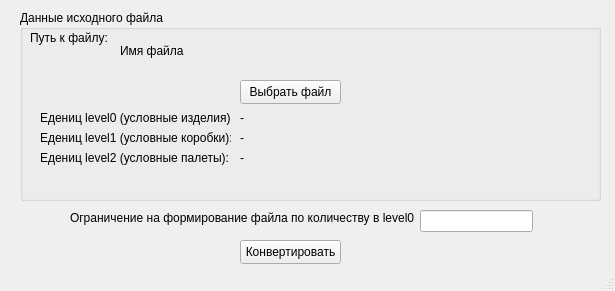
Before: the Qt Designer form design.ui in Zhmot666/JSON2XLSX, drawn with Qt 5.
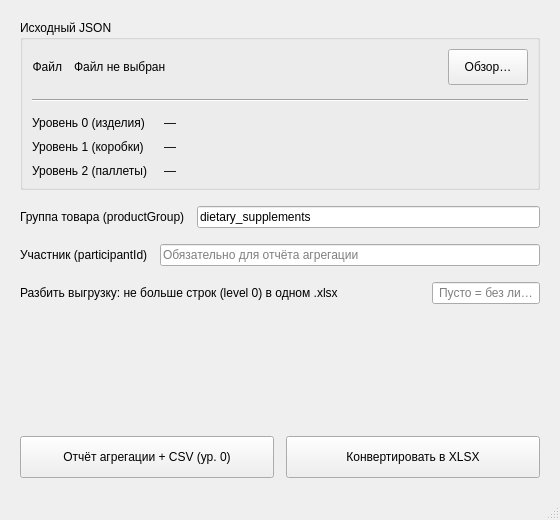
After: the same form once the commit is applied.

```diff
--- a/design.ui
+++ b/design.ui
@@ -6,180 +6,338 @@
    <rect>
     <x>0</x>
     <y>0</y>
-    <width>615</width>
-    <height>291</height>
+    <width>560</width>
+    <height>520</height>
    </rect>
   </property>
+  <property name="minimumSize">
+   <size>
+    <width>480</width>
+    <height>460</height>
+   </size>
+  </property>
   <property name="windowTitle">
    <string>JSON to XLSX v1.1</string>
   </property>
   <widget class="QWidget" name="centralwidget">
-   <widget class="QGroupBox" name="groupBox">
-    <property name="geometry">
-     <rect>
-      <x>20</x>
-      <y>10</y>
-      <width>581</width>
-      <height>191</height>
-     </rect>
+   <layout class="QVBoxLayout" name="verticalLayout_central">
+    <property name="spacing">
+     <number>16</number>
     </property>
-    <property name="title">
-     <string>Данные исходного файла</string>
+    <property name="leftMargin">
+     <number>20</number>
     </property>
-    <widget class="QPushButton" name="SelectFile">
-     <property name="geometry">
-      <rect>
-       <x>220</x>
-       <y>70</y>
-       <width>101</width>
-       <height>24</height>
-      </rect>
-     </property>
-     <property name="text">
-      <string>Выбрать файл</string>
-     </property>
-    </widget>
-    <widget class="QLabel" name="label">
-     <property name="geometry">
-      <rect>
-       <x>10</x>
-       <y>20</y>
-       <width>81</width>
-       <height>16</height>
-      </rect>
-     </property>
-     <property name="text">
-      <string>Путь к файлу:</string>
-     </property>
-    </widget>
-    <widget class="QLabel" name="SelectedFile">
-     <property name="geometry">
-      <rect>
-       <x>100</x>
-       <y>20</y>
-       <width>471</width>
-       <height>41</height>
-      </rect>
-     </property>
-     <property name="text">
-      <string>Имя файла</string>
-     </property>
-    </widget>
-    <widget class="QLabel" name="label_2">
-     <property name="geometry">
-      <rect>
-       <x>20</x>
-       <y>100</y>
-       <width>191</width>
-       <height>16</height>
-      </rect>
-     </property>
-     <property name="text">
-      <string>Едениц level0 (условные изделия):</string>
-     </property>
-    </widget>
-    <widget class="QLabel" name="label_3">
-     <property name="geometry">
-      <rect>
-       <x>20</x>
-       <y>120</y>
-       <width>191</width>
-       <height>16</height>
-      </rect>
-     </property>
-     <property name="text">
-      <string>Едениц level1 (условные коробки):</string>
-     </property>
-    </widget>
-    <widget class="QLabel" name="label_4">
-     <property name="geometry">
-      <rect>
-       <x>20</x>
-       <y>140</y>
-       <width>191</width>
-       <height>16</height>
-      </rect>
-     </property>
-     <property name="text">
-      <string>Едениц level2 (условные палеты):</string>
-     </property>
-    </widget>
-    <widget class="QLabel" name="items_lv_0">
-     <property name="geometry">
-      <rect>
-       <x>220</x>
-       <y>100</y>
-       <width>49</width>
-       <height>16</height>
-      </rect>
-     </property>
-     <property name="text">
-      <string>-</string>
-     </property>
-    </widget>
-    <widget class="QLabel" name="items_lv_1">
-     <property name="geometry">
-      <rect>
-       <x>220</x>
-       <y>120</y>
-       <width>49</width>
-       <height>16</height>
-      </rect>
-     </property>
-     <property name="text">
-      <string>-</string>
-     </property>
-    </widget>
-    <widget class="QLabel" name="items_lv_2">
-     <property name="geometry">
-      <rect>
-       <x>220</x>
-       <y>140</y>
-       <width>49</width>
-       <height>16</height>
-      </rect>
-     </property>
-     <property name="text">
-      <string>-</string>
-     </property>
-    </widget>
-   </widget>
-   <widget class="QPushButton" name="ConvertFile">
-    <property name="geometry">
-     <rect>
-      <x>240</x>
-      <y>240</y>
-      <width>101</width>
-      <height>24</height>
-     </rect>
+    <property name="topMargin">
+     <number>20</number>
     </property>
-    <property name="text">
-     <string>Конвертировать</string>
+    <property name="rightMargin">
+     <number>20</number>
     </property>
-   </widget>
-   <widget class="QLabel" name="label_5">
-    <property name="geometry">
-     <rect>
-      <x>70</x>
-      <y>210</y>
-      <width>351</width>
-      <height>16</height>
-     </rect>
+    <property name="bottomMargin">
+     <number>20</number>
     </property>
-    <property name="text">
-     <string>Ограничение на формирование файла по количеству в level0</string>
-    </property>
-   </widget>
-   <widget class="QLineEdit" name="max_items_lv0">
-    <property name="geometry">
-     <rect>
-      <x>420</x>
-      <y>210</y>
-      <width>113</width>
-      <height>22</height>
-     </rect>
-    </property>
-   </widget>
+    <item>
+     <widget class="QGroupBox" name="groupBox">
+      <property name="title">
+       <string>Исходный JSON</string>
+      </property>
+      <layout class="QVBoxLayout" name="verticalLayout_group">
+       <property name="spacing">
+        <number>14</number>
+       </property>
+       <item>
+        <layout class="QHBoxLayout" name="horizontalLayout_file">
+         <property name="spacing">
+          <number>12</number>
+         </property>
+         <item>
+          <widget class="QLabel" name="label">
+           <property name="text">
+            <string>Файл</string>
+           </property>
+           <property name="alignment">
+            <set>Qt::AlignmentFlag::AlignRight|Qt::AlignmentFlag::AlignVCenter</set>
+           </property>
+          </widget>
+         </item>
+         <item>
+          <widget class="QLabel" name="SelectedFile">
+           <property name="text">
+            <string>Файл не выбран</string>
+           </property>
+           <property name="wordWrap">
+            <bool>true</bool>
+           </property>
+           <property name="alignment">
+            <set>Qt::AlignmentFlag::AlignLeading|Qt::AlignmentFlag::AlignVCenter</set>
+           </property>
+           <property name="sizePolicy" stdset="0">
+            <sizepolicy hsizetype="Expanding" vsizetype="Preferred">
+             <horstretch>1</horstretch>
+             <verstretch>0</verstretch>
+            </sizepolicy>
+           </property>
+           <property name="minimumSize">
+            <size>
+             <width>120</width>
+             <height>0</height>
+            </size>
+           </property>
+          </widget>
+         </item>
+         <item>
+          <widget class="QPushButton" name="SelectFile">
+           <property name="minimumSize">
+            <size>
+             <width>0</width>
+             <height>36</height>
+            </size>
+           </property>
+           <property name="text">
+            <string>Обзор…</string>
+           </property>
+          </widget>
+         </item>
+        </layout>
+       </item>
+       <item>
+        <widget class="Line" name="line">
+         <property name="orientation">
+          <enum>Qt::Orientation::Horizontal</enum>
+         </property>
+        </widget>
+       </item>
+       <item>
+        <layout class="QFormLayout" name="formLayout_stats">
+         <property name="horizontalSpacing">
+          <number>16</number>
+         </property>
+         <property name="verticalSpacing">
+          <number>10</number>
+         </property>
+         <item row="0" column="0">
+          <widget class="QLabel" name="label_2">
+           <property name="text">
+            <string>Уровень 0 (изделия)</string>
+           </property>
+          </widget>
+         </item>
+         <item row="0" column="1">
+          <widget class="QLabel" name="items_lv_0">
+           <property name="text">
+            <string>—</string>
+           </property>
+          </widget>
+         </item>
+         <item row="1" column="0">
+          <widget class="QLabel" name="label_3">
+           <property name="text">
+            <string>Уровень 1 (коробки)</string>
+           </property>
+          </widget>
+         </item>
+         <item row="1" column="1">
+          <widget class="QLabel" name="items_lv_1">
+           <property name="text">
+            <string>—</string>
+           </property>
+          </widget>
+         </item>
+         <item row="2" column="0">
+          <widget class="QLabel" name="label_4">
+           <property name="text">
+            <string>Уровень 2 (паллеты)</string>
+           </property>
+          </widget>
+         </item>
+         <item row="2" column="1">
+          <widget class="QLabel" name="items_lv_2">
+           <property name="text">
+            <string>—</string>
+           </property>
+          </widget>
+         </item>
+        </layout>
+       </item>
+      </layout>
+     </widget>
+    </item>
+    <item>
+     <layout class="QHBoxLayout" name="horizontalLayout_product_group">
+      <property name="spacing">
+       <number>12</number>
+      </property>
+      <item>
+       <widget class="QLabel" name="label_product_group">
+        <property name="text">
+         <string>Группа товара (productGroup)</string>
+        </property>
+        <property name="sizePolicy" stdset="0">
+         <sizepolicy hsizetype="Minimum" vsizetype="Preferred">
+          <horstretch>0</horstretch>
+          <verstretch>0</verstretch>
+         </sizepolicy>
+        </property>
+       </widget>
+      </item>
+      <item>
+       <widget class="QLineEdit" name="productGroupInput">
+        <property name="minimumSize">
+         <size>
+          <width>160</width>
+          <height>0</height>
+         </size>
+        </property>
+        <property name="text">
+         <string>dietary_supplements</string>
+        </property>
+        <property name="placeholderText">
+         <string>dietary_supplements</string>
+        </property>
+        <property name="sizePolicy" stdset="0">
+         <sizepolicy hsizetype="Expanding" vsizetype="Fixed">
+          <horstretch>1</horstretch>
+          <verstretch>0</verstretch>
+         </sizepolicy>
+        </property>
+       </widget>
+      </item>
+     </layout>
+    </item>
+    <item>
+     <layout class="QHBoxLayout" name="horizontalLayout_participant">
+      <property name="spacing">
+       <number>12</number>
+      </property>
+      <item>
+       <widget class="QLabel" name="label_participant_id">
+        <property name="text">
+         <string>Участник (participantId)</string>
+        </property>
+        <property name="sizePolicy" stdset="0">
+         <sizepolicy hsizetype="Minimum" vsizetype="Preferred">
+          <horstretch>0</horstretch>
+          <verstretch>0</verstretch>
+         </sizepolicy>
+        </property>
+       </widget>
+      </item>
+      <item>
+       <widget class="QLineEdit" name="participantIdInput">
+        <property name="minimumSize">
+         <size>
+          <width>160</width>
+          <height>0</height>
+         </size>
+        </property>
+        <property name="placeholderText">
+         <string>Обязательно для отчёта агрегации</string>
+        </property>
+        <property name="sizePolicy" stdset="0">
+         <sizepolicy hsizetype="Expanding" vsizetype="Fixed">
+          <horstretch>1</horstretch>
+          <verstretch>0</verstretch>
+         </sizepolicy>
+        </property>
+       </widget>
+      </item>
+     </layout>
+    </item>
+    <item>
+     <layout class="QHBoxLayout" name="horizontalLayout_limit">
+      <property name="spacing">
+       <number>12</number>
+      </property>
+      <item>
+       <widget class="QLabel" name="label_5">
+        <property name="text">
+         <string>Разбить выгрузку: не больше строк (level 0) в одном .xlsx</string>
+        </property>
+        <property name="wordWrap">
+         <bool>true</bool>
+        </property>
+        <property name="sizePolicy" stdset="0">
+         <sizepolicy hsizetype="Expanding" vsizetype="Preferred">
+          <horstretch>1</horstretch>
+          <verstretch>0</verstretch>
+         </sizepolicy>
+        </property>
+       </widget>
+      </item>
+      <item>
+       <widget class="QLineEdit" name="max_items_lv0">
+        <property name="minimumSize">
+         <size>
+          <width>100</width>
+          <height>0</height>
+         </size>
+        </property>
+        <property name="maximumSize">
+         <size>
+          <width>120</width>
+          <height>16777215</height>
+         </size>
+        </property>
+        <property name="placeholderText">
+         <string>Пусто = без лимита</string>
+        </property>
+        <property name="alignment">
+         <set>Qt::AlignmentFlag::AlignCenter</set>
+        </property>
+       </widget>
+      </item>
+     </layout>
+    </item>
+    <item>
+     <spacer name="verticalSpacer">
+      <property name="orientation">
+       <enum>Qt::Orientation::Vertical</enum>
+      </property>
+      <property name="sizeHint" stdset="0">
+       <size>
+        <width>20</width>
+        <height>8</height>
+       </size>
+      </property>
+      <property name="sizeType">
+       <enum>QSizePolicy::Policy::MinimumExpanding</enum>
+      </property>
+     </spacer>
+    </item>
+    <item>
+     <layout class="QHBoxLayout" name="horizontalLayout_actions">
+      <property name="spacing">
+       <number>12</number>
+      </property>
+      <item>
+       <widget class="QPushButton" name="ExportAggregation">
+        <property name="minimumSize">
+         <size>
+          <width>0</width>
+          <height>42</height>
+         </size>
+        </property>
+        <property name="text">
+         <string>Отчёт агрегации + CSV (ур. 0)</string>
+        </property>
+       </widget>
+      </item>
+      <item>
+       <widget class="QPushButton" name="ConvertFile">
+        <property name="minimumSize">
+         <size>
+          <width>0</width>
+          <height>42</height>
+         </size>
+        </property>
+        <property name="text">
+         <string>Конвертировать в XLSX</string>
+        </property>
+       </widget>
+      </item>
+     </layout>
+    </item>
+   </layout>
   </widget>
   <widget class="QStatusBar" name="statusbar"/>
  </widget>
```
Left out of the diff: 2 changed lines with no effect on the pictures.
